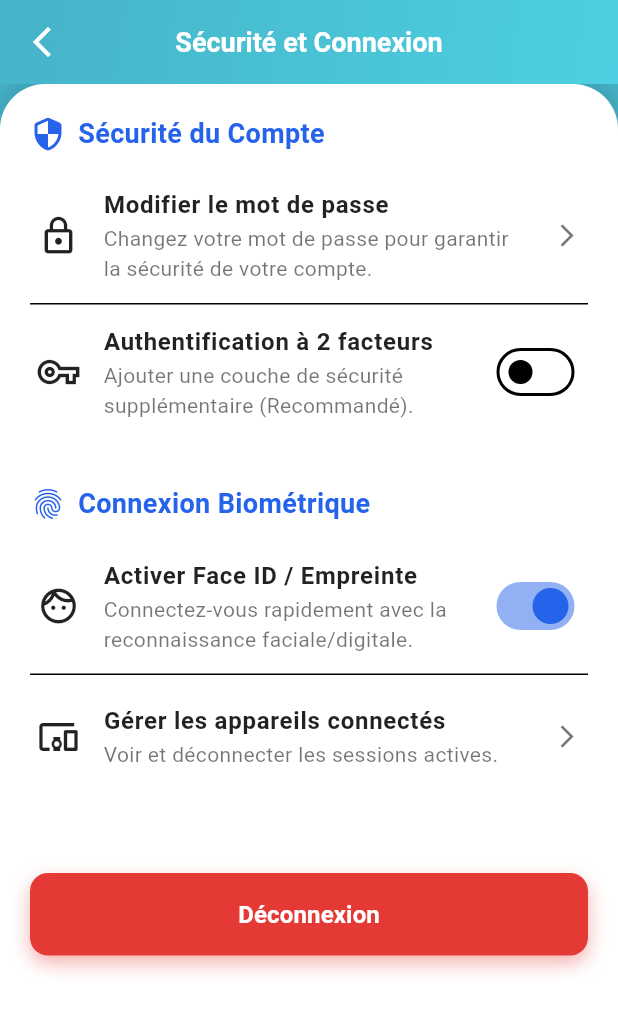
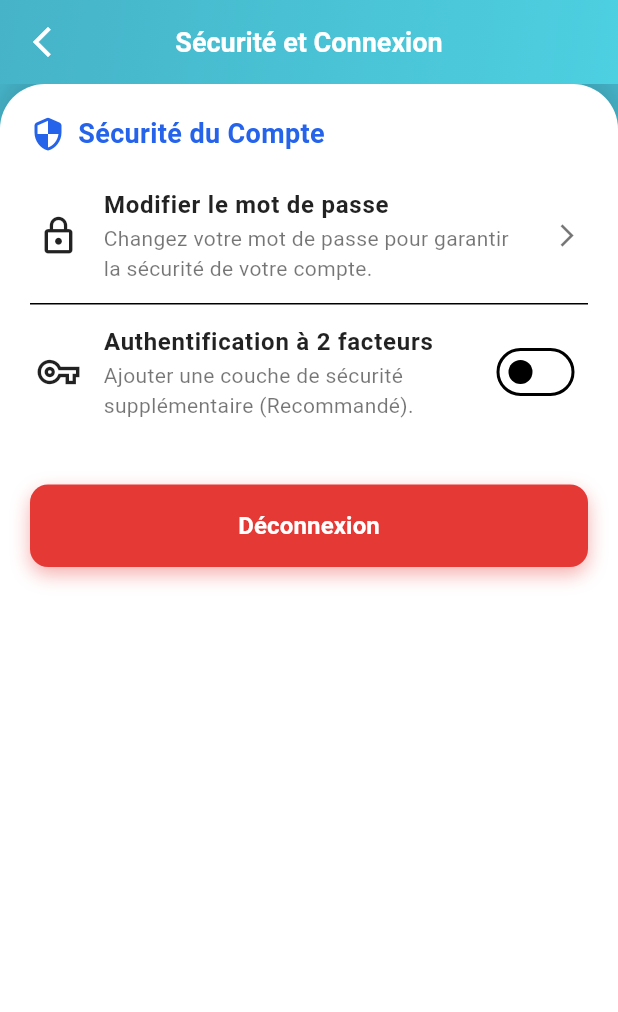
Before and after one commit to Tji-Teliman/tji_teliman_mobile, a Flutter app: the screen it shows after launch, on a phone screen of 412 x 824 dp. Shown: the top 1012 px of the screen. Run offline on Flutter 3.47's test engine with Material 3 defaults, Android fonts, the phone set to English and light mode, and no system bars; our stand-ins replace google_fonts, google_maps_flutter.

Commit message:
feat: ajout modificaion  de la page securite et connexion  dans le  parametre

```diff
--- a/lib/screens/screens_jeunes/securite_parametre.dart
+++ b/lib/screens/screens_jeunes/securite_parametre.dart
@@ -140,35 +140,8 @@ class _SecuritySettingsContentState extends State<SecuritySettingsContent> {
         const SizedBox(height: 30),
 
 
-        // --- Titre du Groupe : Connexion Biométrique ---
-        const SectionHeader(title: 'Connexion Biométrique', icon: Icons.fingerprint_rounded),
-        const SizedBox(height: 10),
 
-        // 3. Face ID / Touch ID
-        SwitchTile(
-          title: 'Activer Face ID / Empreinte',
-          subtitle: 'Connectez-vous rapidement avec la reconnaissance faciale/digitale.',
-          icon: _isFaceIdEnabled ? Icons.face_unlock_outlined : Icons.touch_app_outlined,
-          value: _isFaceIdEnabled,
-          onChanged: (bool newValue) {
-            setState(() {
-              _isFaceIdEnabled = newValue;
-            });
-          },
-        ),
-        const Divider(height: 1),
 
-        // 4. Gérer les Appareils Connectés
-        SettingsTile(
-          title: 'Gérer les appareils connectés',
-          subtitle: 'Voir et déconnecter les sessions actives.',
-          icon: Icons.devices_other_outlined,
-          onTap: () {
-            // Logique pour naviguer vers l'écran de gestion des appareils
-          },
-        ),
-
-        const SizedBox(height: 50),
 
         // --- Bouton de Déconnexion ---
         PrimaryButton(
```
Also changed, not shown: flutter_01.png (added).
